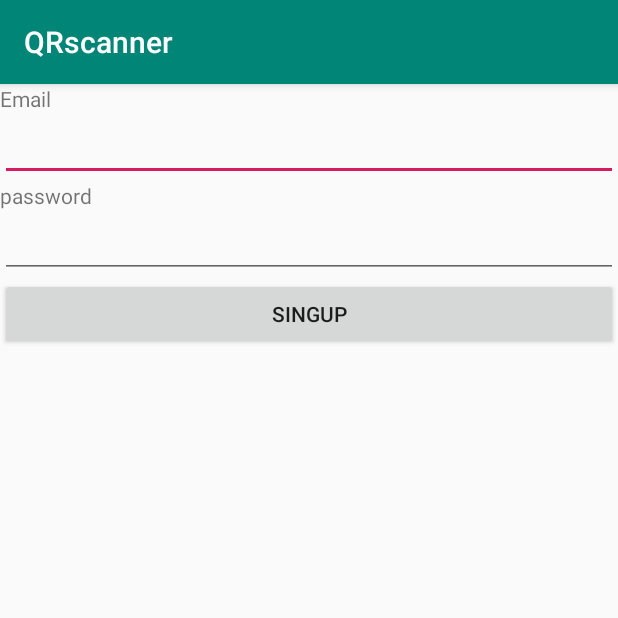
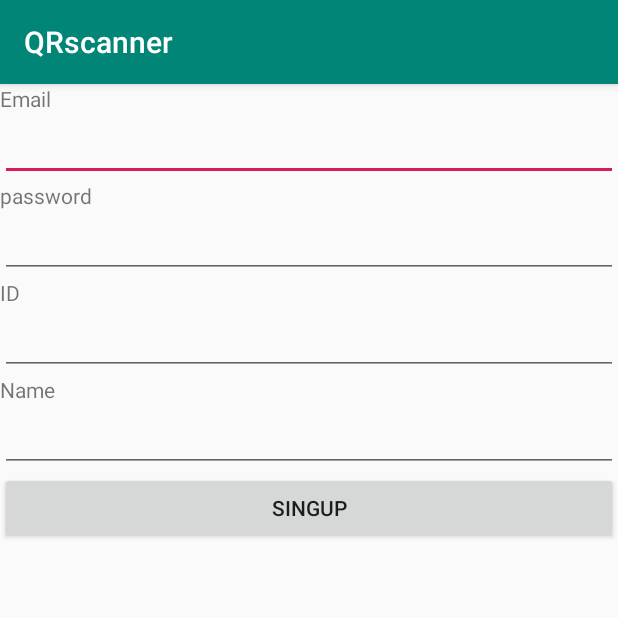
Before and after one commit to adi211/QRscanner1111111, an Android app: the SingUpActivity screen opened directly, with no data from a screen before it, on a phone screen of 412 x 824 dp, the top half of it. Run offline under Robolectric (Android 15) with nearby library versions, the phone set to English and light mode, and no system bars; our stand-ins replace Firebase (no records; nobody signed in at launch, a user with empty details on screens opened directly).

```diff
--- a/app/build.gradle
+++ b/app/build.gradle
@@ -31,5 +31,9 @@ dependencies {
     implementation 'me.dm7.barcodescanner:zxing:1.9'
 
     implementation 'com.google.firebase:firebase-auth:16.1.0'
+
+    implementation 'com.google.firebase:firebase-core:16.0.6'
+    implementation 'com.google.firebase:firebase-database:16.0.5'
+
 }
 apply plugin: 'com.google.gms.google-services'
--- a/app/src/main/java/com/example/adi/qrscanner/SingUpActivity.java
+++ b/app/src/main/java/com/example/adi/qrscanner/SingUpActivity.java
@@ -14,10 +14,13 @@ import com.google.android.gms.tasks.OnCompleteListener;
 import com.google.android.gms.tasks.Task;
 import com.google.firebase.auth.AuthResult;
 import com.google.firebase.auth.FirebaseAuth;
+import com.google.firebase.database.DatabaseReference;
+import com.google.firebase.database.FirebaseDatabase;
 
 public class SingUpActivity extends AppCompatActivity {
-    private EditText TextEmailReg,TextPassReg;
+    private EditText TextEmailReg,TextPassReg,NameReg,IdReg;
     private FirebaseAuth firebaseAuth;
+    DatabaseReference ref;
 
     @Override
     protected void onCreate(Bundle savedInstanceState) {
@@ -28,27 +31,39 @@ public class SingUpActivity extends AppCompatActivity {
         TextPassReg=(EditText) findViewById(R.id.TextPassReg);
         firebaseAuth=FirebaseAuth.getInstance();
 
+        NameReg=(EditText) findViewById(R.id.NameReg);
+        IdReg=(EditText) findViewById(R.id.IdReg);
+        ref=FirebaseDatabase.getInstance().getReference("Users");
+
 
     }
-    public void buttonSingUp_click(View v){
-        final ProgressDialog progressDialog=ProgressDialog.show(SingUpActivity.this,"Please wait...","Procassing...",true);
-        (firebaseAuth.createUserWithEmailAndPassword(TextEmailReg.getText().toString(),TextPassReg.getText().toString()))
+    public void buttonSingUp_click(View v) {
+        if (!(IdReg.getText().toString().isEmpty() && NameReg.getText().toString().isEmpty())) {
+            final ProgressDialog progressDialog = ProgressDialog.show(SingUpActivity.this, "Please wait...", "Procassing...", true);
+            (firebaseAuth.createUserWithEmailAndPassword(TextEmailReg.getText().toString(), TextPassReg.getText().toString()))
                     .addOnCompleteListener(new OnCompleteListener<AuthResult>() {
                         @Override
                         public void onComplete(@NonNull Task<AuthResult> task) {
                             progressDialog.dismiss();
 
                             if (task.isSuccessful()) {
+                                String id=ref.push().getKey();
+                                Users user=new Users(id,TextEmailReg.getText().toString(),TextPassReg.getText().toString(),IdReg.getText().toString(),NameReg.getText().toString());
+                                ref.child(id).setValue(user);
+
                                 Toast.makeText(SingUpActivity.this, "SingUp Successful", Toast.LENGTH_LONG).show();
                                 Intent i = new Intent(SingUpActivity.this, loginActivity.class);
                                 startActivity(i);
-                        }
-                        else {
-                            Log.e("Error",task.getException().toString());
+
+
+                            } else {
+                                Log.e("Error", task.getException().toString());
                                 Toast.makeText(SingUpActivity.this, task.getException().getMessage(), Toast.LENGTH_LONG).show();
                             }
                         }
                     });
         }
+    }
+
 
 }
--- a/app/src/main/res/layout/activity_sing_up.xml
+++ b/app/src/main/res/layout/activity_sing_up.xml
@@ -33,6 +33,32 @@
         android:ems="10"
         android:inputType="textPassword" />
 
+    <TextView
+        android:id="@+id/textView"
+        android:layout_width="match_parent"
+        android:layout_height="wrap_content"
+        android:text="ID" />
+
+    <EditText
+        android:id="@+id/IdReg"
+        android:layout_width="match_parent"
+        android:layout_height="wrap_content"
+        android:ems="10"
+        android:inputType="number" />
+
+    <TextView
+        android:id="@+id/textView2"
+        android:layout_width="match_parent"
+        android:layout_height="wrap_content"
+        android:text="Name" />
+
+    <EditText
+        android:id="@+id/NameReg"
+        android:layout_width="match_parent"
+        android:layout_height="wrap_content"
+        android:ems="10"
+        android:inputType="textPersonName" />
+
     <Button
         android:id="@+id/buttonSingUp"
         android:layout_width="match_parent"
```
Also changed, not shown: app/src/main/java/com/example/adi/qrscanner/Users.java (added, +56 -0 lines), 1 other file. Lines whose indentation alone changed are shown as unchanged.
